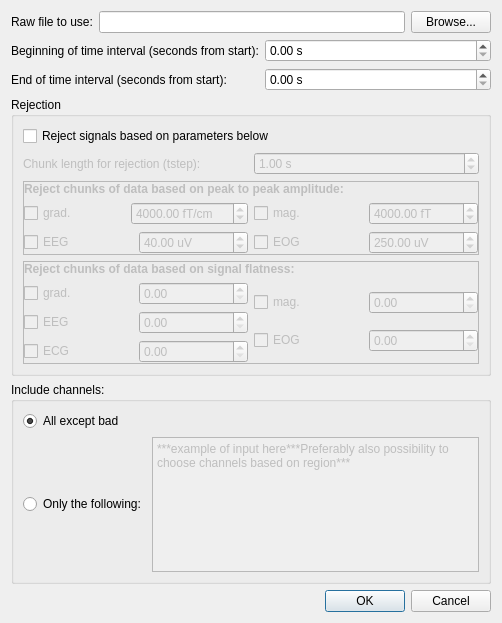
Above: meggie_batch/ui/qt4Designer_ui_files/covarianceRawDialog.ui from cibr-jyu/meggie before the change. Below: the same form after it.
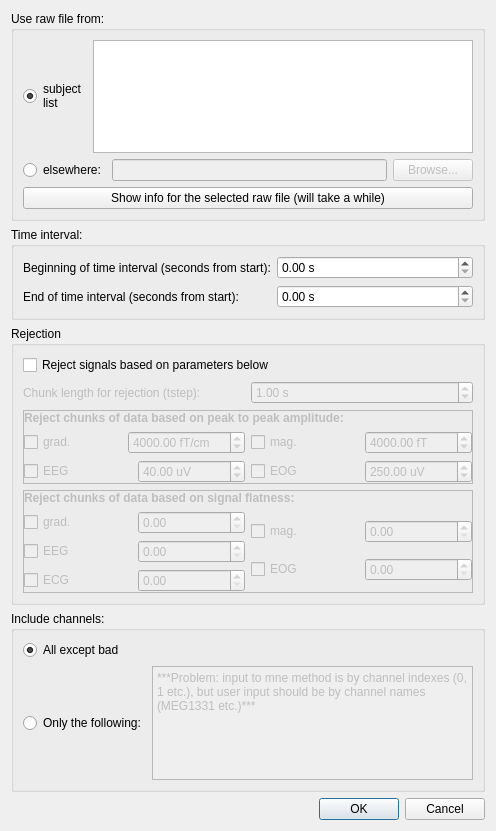
That is the form after the change.

Commit message: 'covariance from raw file' -ui tuning + random documentation fixes around

What changed in the file:
```diff
--- a/meggie_batch/ui/qt4Designer_ui_files/covarianceRawDialog.ui
+++ b/meggie_batch/ui/qt4Designer_ui_files/covarianceRawDialog.ui
@@ -6,67 +6,81 @@
    <rect>
     <x>0</x>
     <y>0</y>
-    <width>502</width>
-    <height>623</height>
+    <width>496</width>
+    <height>831</height>
    </rect>
   </property>
   <property name="windowTitle">
    <string>Dialog</string>
   </property>
-  <layout class="QFormLayout" name="formLayout">
-   <item row="0" column="0" colspan="2">
-    <layout class="QHBoxLayout" name="horizontalLayout_5">
-     <item>
-      <widget class="QLabel" name="labelRawFile">
-       <property name="text">
-        <string>Raw file to use:</string>
-       </property>
-      </widget>
-     </item>
-     <item>
-      <widget class="QLineEdit" name="lineEditRawFile"/>
-     </item>
-     <item>
-      <widget class="QPushButton" name="pushButtonBrowse">
-       <property name="text">
-        <string>Browse...</string>
-       </property>
-      </widget>
-     </item>
-    </layout>
-   </item>
-   <item row="1" column="0">
-    <widget class="QLabel" name="labelBeginTime">
-     <property name="text">
-      <string>Beginning of time interval (seconds from start):</string>
+  <layout class="QGridLayout" name="gridLayout_7">
+   <item row="0" column="0">
+    <widget class="QGroupBox" name="groupBox">
+     <property name="title">
+      <string>Use raw file from:</string>
      </property>
-    </widget>
-   </item>
-   <item row="1" column="1">
-    <widget class="QDoubleSpinBox" name="doubleSpinBoxStartTime">
-     <property name="prefix">
-      <string/>
-     </property>
-     <property name="suffix">
-      <string> s</string>
-     </property>
+     <layout class="QGridLayout" name="gridLayout_6">
+      <item row="0" column="0">
+       <layout class="QVBoxLayout" name="verticalLayout_2">
+        <item>
+         <layout class="QHBoxLayout" name="horizontalLayout_5">
+          <item>
+           <widget class="QRadioButton" name="radioButtonSubjectList">
+            <property name="text">
+             <string>subject
+list</string>
+            </property>
+            <property name="checked">
+             <bool>true</bool>
+            </property>
+           </widget>
+          </item>
+          <item>
+           <widget class="QListView" name="listViewSubjects"/>
+          </item>
+         </layout>
+        </item>
+        <item>
+         <layout class="QHBoxLayout" name="horizontalLayout">
+          <item>
+           <widget class="QRadioButton" name="radioButtonElseWhere">
+            <property name="text">
+             <string>elsewhere:</string>
+            </property>
+           </widget>
+          </item>
+          <item>
+           <widget class="QLineEdit" name="lineEditRawFile">
+            <property name="enabled">
+             <bool>false</bool>
+            </property>
+           </widget>
+          </item>
+          <item>
+           <widget class="QPushButton" name="pushButtonBrowse">
+            <property name="enabled">
+             <bool>false</bool>
+            </property>
+            <property name="text">
+             <string>Browse...</string>
+            </property>
+           </widget>
+          </item>
+         </layout>
+        </item>
+       </layout>
+      </item>
+      <item row="1" column="0">
+       <widget class="QPushButton" name="pushButtonShowInfo">
+        <property name="text">
+         <string>Show info for the selected raw file (will take a while)</string>
+        </property>
+       </widget>
+      </item>
+     </layout>
     </widget>
    </item>
    <item row="2" column="0">
-    <widget class="QLabel" name="labelEndTime">
-     <property name="text">
-      <string>End of time interval (seconds from start):</string>
-     </property>
-    </widget>
-   </item>
-   <item row="2" column="1">
-    <widget class="QDoubleSpinBox" name="doubleSpinBoxEndTime">
-     <property name="suffix">
-      <string> s</string>
-     </property>
-    </widget>
-   </item>
-   <item row="3" column="0" colspan="2">
     <widget class="QGroupBox" name="groupBoxRejection">
      <property name="title">
       <string>Rejection</string>
@@ -426,7 +440,7 @@
      </layout>
     </widget>
    </item>
-   <item row="4" column="0" colspan="2">
+   <item row="3" column="0">
     <widget class="QGroupBox" name="groupBoxIncludeChannels">
      <property name="title">
       <string>Include channels:</string>
@@ -465,7 +479,7 @@
              <bool>false</bool>
             </property>
             <property name="plainText">
-             <string>***example of input here***Preferably also possibility to choose channels based on region***</string>
+             <string>***Problem: input to mne method is by channel indexes (0, 1 etc.), but user input should be by channel names (MEG1331 etc.)***</string>
             </property>
            </widget>
           </item>
@@ -476,7 +490,47 @@
      </layout>
     </widget>
    </item>
-   <item row="5" column="1">
+   <item row="1" column="0">
+    <widget class="QGroupBox" name="groupBoxStartEnd">
+     <property name="title">
+      <string>Time interval:</string>
+     </property>
+     <layout class="QGridLayout" name="gridLayout_4">
+      <item row="0" column="0">
+       <widget class="QLabel" name="labelBeginTime">
+        <property name="text">
+         <string>Beginning of time interval (seconds from start):</string>
+        </property>
+       </widget>
+      </item>
+      <item row="0" column="1">
+       <widget class="QDoubleSpinBox" name="doubleSpinBoxStartTime">
+        <property name="prefix">
+         <string/>
+        </property>
+        <property name="suffix">
+         <string> s</string>
+        </property>
+       </widget>
+      </item>
+      <item row="1" column="0">
+       <widget class="QLabel" name="labelEndTime">
+        <property name="text">
+         <string>End of time interval (seconds from start):</string>
+        </property>
+       </widget>
+      </item>
+      <item row="1" column="1">
+       <widget class="QDoubleSpinBox" name="doubleSpinBoxEndTime">
+        <property name="suffix">
+         <string> s</string>
+        </property>
+       </widget>
+      </item>
+     </layout>
+    </widget>
+   </item>
+   <item row="4" column="0">
     <widget class="QDialogButtonBox" name="buttonBox">
      <property name="orientation">
       <enum>Qt::Horizontal</enum>
```
Left out of the diff: 95 changed lines with no effect on the pictures. The commit also changes 10 other files.
